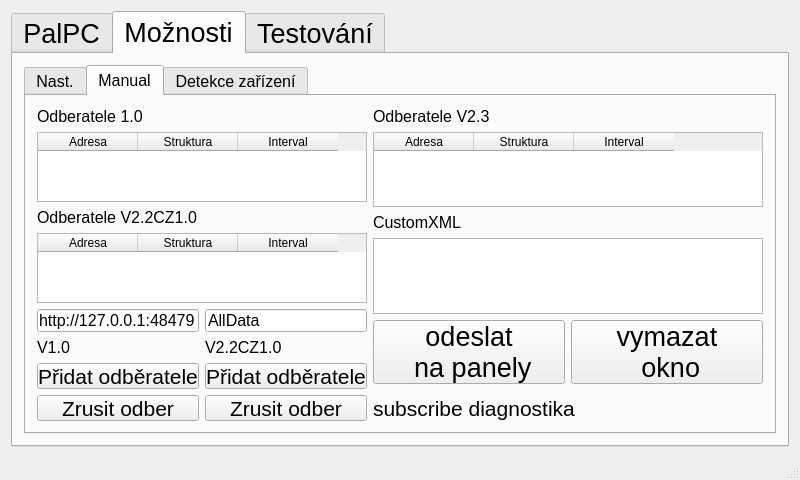
frutabruta/VDV301tester, file mainwindow.ui: the form before one commit.
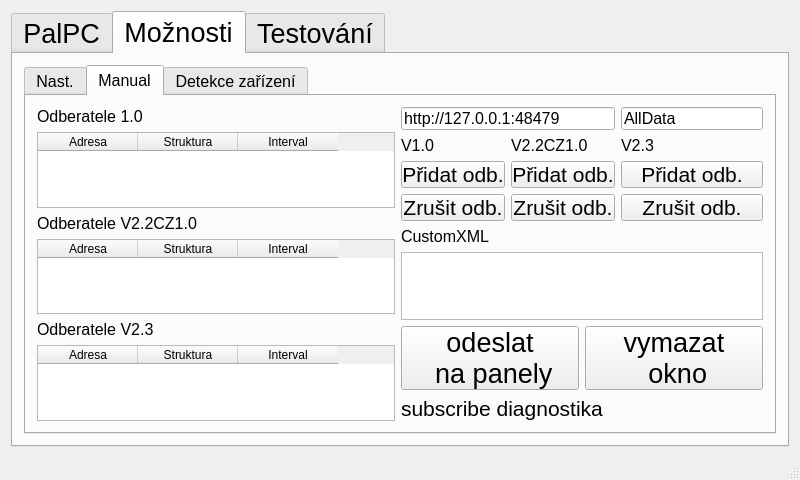
The form after the commit. The open tabs and pages were chosen to show the change.

Commit message: 2.3 subscriber manual add

```diff
--- a/mainwindow.ui
+++ b/mainwindow.ui
@@ -2934,192 +2934,123 @@
             <string>Manual</string>
            </attribute>
            <layout class="QGridLayout" name="gridLayout_8">
-            <item row="10" column="4">
-             <widget class="QLabel" name="label_diagnostika_manual">
-              <property name="font">
-               <font>
-                <pointsize>16</pointsize>
-               </font>
-              </property>
-              <property name="text">
-               <string>subscribe diagnostika</string>
-              </property>
-             </widget>
-            </item>
-            <item row="8" column="0" rowspan="3" colspan="3">
-             <layout class="QVBoxLayout" name="verticalLayout_11">
+            <item row="0" column="4">
+             <layout class="QVBoxLayout" name="verticalLayout_10">
               <item>
-               <widget class="QLabel" name="label_11">
-                <property name="text">
-                 <string>Odberatele 1.0</string>
-                </property>
-               </widget>
-              </item>
-              <item>
-               <widget class="QTableWidget" name="tableWidget_seznamOdberatelu1_0">
-                <column>
-                 <property name="text">
-                  <string>Adresa</string>
-                 </property>
-                </column>
-                <column>
-                 <property name="text">
-                  <string>Struktura</string>
-                 </property>
-                </column>
-                <column>
-                 <property name="text">
-                  <string>Interval</string>
-                 </property>
-                </column>
-               </widget>
-              </item>
-              <item>
-               <widget class="QLabel" name="label_15">
-                <property name="text">
-                 <string>Odberatele V2.2CZ1.0</string>
-                </property>
-               </widget>
-              </item>
-              <item>
-               <widget class="QTableWidget" name="tableWidget_seznamOdberatelu2_2CZ1_0">
-                <column>
-                 <property name="text">
-                  <string>Adresa</string>
-                 </property>
-                </column>
-                <column>
-                 <property name="text">
-                  <string>Struktura</string>
-                 </property>
-                </column>
-                <column>
-                 <property name="text">
-                  <string>Interval</string>
-                 </property>
-                </column>
-               </widget>
-              </item>
-              <item>
-               <layout class="QVBoxLayout" name="verticalLayout_10">
-                <item>
-                 <layout class="QGridLayout" name="gridLayout_7">
-                  <item row="3" column="1">
-                   <widget class="QPushButton" name="pushButton_manual_removeSubscriber_2">
-                    <property name="font">
-                     <font>
-                      <pointsize>16</pointsize>
-                     </font>
-                    </property>
-                    <property name="text">
-                     <string>Zrusit odber</string>
-                    </property>
-                   </widget>
-                  </item>
-                  <item row="1" column="0">
-                   <widget class="QLabel" name="label_13">
-                    <property name="text">
-                     <string>V1.0</string>
-                    </property>
-                   </widget>
-                  </item>
-                  <item row="1" column="1">
-                   <widget class="QLabel" name="label_14">
-                    <property name="text">
-                     <string>V2.2CZ1.0</string>
-                    </property>
-                   </widget>
-                  </item>
-                  <item row="3" column="0">
-                   <widget class="QPushButton" name="pushButton_manual_removeSubscriber">
-                    <property name="font">
-                     <font>
-                      <pointsize>16</pointsize>
-                     </font>
-                    </property>
-                    <property name="text">
-                     <string>Zrusit odber</string>
-                    </property>
-                   </widget>
-                  </item>
-                  <item row="2" column="0">
-                   <widget class="QPushButton" name="pushButton_manual_addsubscriber">
-                    <property name="font">
-                     <font>
-                      <pointsize>16</pointsize>
-                     </font>
-                    </property>
-                    <property name="text">
-                     <string>Přidat odběratele</string>
-                    </property>
-                   </widget>
-                  </item>
-                  <item row="2" column="1">
-                   <widget class="QPushButton" name="pushButton_manual_addsubscriber_2">
-                    <property name="font">
-                     <font>
-                      <pointsize>16</pointsize>
-                     </font>
-                    </property>
-                    <property name="text">
-                     <string>Přidat odběratele</string>
-                    </property>
-                   </widget>
-                  </item>
-                  <item row="0" column="1">
-                   <widget class="QLineEdit" name="lineEdit_strukturaOdberu">
-                    <property name="text">
-                     <string>AllData</string>
-                    </property>
-                   </widget>
-                  </item>
-                  <item row="0" column="0">
-                   <widget class="QLineEdit" name="lineEdit_ipadresaOdberatele">
-                    <property name="text">
-                     <string>http://127.0.0.1:48479</string>
-                    </property>
-                   </widget>
-                  </item>
-                 </layout>
+               <layout class="QGridLayout" name="gridLayout_7">
+                <item row="2" column="0">
+                 <widget class="QPushButton" name="pushButton_manual_addsubscriber">
+                  <property name="font">
+                   <font>
+                    <pointsize>16</pointsize>
+                   </font>
+                  </property>
+                  <property name="text">
+                   <string>Přidat odb.</string>
+                  </property>
+                 </widget>
+                </item>
+                <item row="3" column="1">
+                 <widget class="QPushButton" name="pushButton_manual_removeSubscriber_2">
+                  <property name="font">
+                   <font>
+                    <pointsize>16</pointsize>
+                   </font>
+                  </property>
+                  <property name="text">
+                   <string>Zrušit odb.</string>
+                  </property>
+                 </widget>
+                </item>
+                <item row="2" column="1">
+                 <widget class="QPushButton" name="pushButton_manual_addsubscriber_2">
+                  <property name="font">
+                   <font>
+                    <pointsize>16</pointsize>
+                   </font>
+                  </property>
+                  <property name="text">
+                   <string>Přidat odb.</string>
+                  </property>
+                 </widget>
+                </item>
+                <item row="3" column="0">
+                 <widget class="QPushButton" name="pushButton_manual_removeSubscriber">
+                  <property name="font">
+                   <font>
+                    <pointsize>16</pointsize>
+                   </font>
+                  </property>
+                  <property name="text">
+                   <string>Zrušit odb.</string>
+                  </property>
+                 </widget>
+                </item>
+                <item row="1" column="1">
+                 <widget class="QLabel" name="label_14">
+                  <property name="text">
+                   <string>V2.2CZ1.0</string>
+                  </property>
+                 </widget>
+                </item>
+                <item row="1" column="0">
+                 <widget class="QLabel" name="label_13">
+                  <property name="text">
+                   <string>V1.0</string>
+                  </property>
+                 </widget>
+                </item>
+                <item row="2" column="2">
+                 <widget class="QPushButton" name="pushButton_manual_addsubscriber_3">
+                  <property name="font">
+                   <font>
+                    <pointsize>16</pointsize>
+                   </font>
+                  </property>
+                  <property name="text">
+                   <string>Přidat odb.</string>
+                  </property>
+                 </widget>
+                </item>
+                <item row="3" column="2">
+                 <widget class="QPushButton" name="pushButton_manual_removeSubscriber_3">
+                  <property name="font">
+                   <font>
+                    <pointsize>16</pointsize>
+                   </font>
+                  </property>
+                  <property name="text">
+                   <string>Zrušit odb.</string>
+                  </property>
+                 </widget>
+                </item>
+                <item row="1" column="2">
+                 <widget class="QLabel" name="label">
+                  <property name="text">
+                   <string>V2.3</string>
+                  </property>
+                 </widget>
+                </item>
+                <item row="0" column="2">
+                 <widget class="QLineEdit" name="lineEdit_strukturaOdberu">
+                  <property name="text">
+                   <string>AllData</string>
+                  </property>
+                 </widget>
+                </item>
+                <item row="0" column="0" colspan="2">
+                 <widget class="QLineEdit" name="lineEdit_ipadresaOdberatele">
+                  <property name="text">
+                   <string>http://127.0.0.1:48479</string>
+                  </property>
+                 </widget>
                 </item>
                </layout>
               </item>
              </layout>
             </item>
-            <item row="8" column="4">
+            <item row="1" column="4">
              <layout class="QVBoxLayout" name="verticalLayout_28">
-              <item>
-               <widget class="QLabel" name="label_16">
-                <property name="text">
-                 <string>Odberatele V2.3</string>
-                </property>
-               </widget>
-              </item>
-              <item>
-               <widget class="QTableWidget" name="tableWidget_subscriberList2_3">
-                <attribute name="horizontalHeaderVisible">
-                 <bool>true</bool>
-                </attribute>
-                <attribute name="verticalHeaderVisible">
-                 <bool>false</bool>
-                </attribute>
-                <column>
-                 <property name="text">
-                  <string>Adresa</string>
-                 </property>
-                </column>
-                <column>
-                 <property name="text">
-                  <string>Struktura</string>
-                 </property>
-                </column>
-                <column>
-                 <property name="text">
-                  <string>Interval</string>
-                 </property>
-                </column>
-               </widget>
-              </item>
               <item>
                <widget class="QLabel" name="label_10">
                 <property name="text">
@@ -3166,6 +3097,106 @@
               </item>
              </layout>
             </item>
+            <item row="2" column="4">
+             <widget class="QLabel" name="label_diagnostika_manual">
+              <property name="font">
+               <font>
+                <pointsize>16</pointsize>
+               </font>
+              </property>
+              <property name="text">
+               <string>subscribe diagnostika</string>
+              </property>
+             </widget>
+            </item>
+            <item row="0" column="2" rowspan="3">
+             <layout class="QVBoxLayout" name="verticalLayout_11">
+              <item>
+               <widget class="QLabel" name="label_11">
+                <property name="text">
+                 <string>Odberatele 1.0</string>
+                </property>
+               </widget>
+              </item>
+              <item>
+               <widget class="QTableWidget" name="tableWidget_subscriberList1_0">
+                <column>
+                 <property name="text">
+                  <string>Adresa</string>
+                 </property>
+                </column>
+                <column>
+                 <property name="text">
+                  <string>Struktura</string>
+                 </property>
+                </column>
+                <column>
+                 <property name="text">
+                  <string>Interval</string>
+                 </property>
+                </column>
+               </widget>
+              </item>
+              <item>
+               <widget class="QLabel" name="label_15">
+                <property name="text">
+                 <string>Odberatele V2.2CZ1.0</string>
+                </property>
+               </widget>
+              </item>
+              <item>
+               <widget class="QTableWidget" name="tableWidget_subscriberList2_2CZ1_0">
+                <column>
+                 <property name="text">
+                  <string>Adresa</string>
+                 </property>
+                </column>
+                <column>
+                 <property name="text">
+                  <string>Struktura</string>
+                 </property>
+                </column>
+                <column>
+                 <property name="text">
+                  <string>Interval</string>
+                 </property>
+                </column>
+               </widget>
+              </item>
+              <item>
+               <widget class="QLabel" name="label_16">
+                <property name="text">
+                 <string>Odberatele V2.3</string>
+                </property>
+               </widget>
+              </item>
+              <item>
+               <widget class="QTableWidget" name="tableWidget_subscriberList2_3">
+                <attribute name="horizontalHeaderVisible">
+                 <bool>true</bool>
+                </attribute>
+                <attribute name="verticalHeaderVisible">
+                 <bool>false</bool>
+                </attribute>
+                <column>
+                 <property name="text">
+                  <string>Adresa</string>
+                 </property>
+                </column>
+                <column>
+                 <property name="text">
+                  <string>Struktura</string>
+                 </property>
+                </column>
+                <column>
+                 <property name="text">
+                  <string>Interval</string>
+                 </property>
+                </column>
+               </widget>
+              </item>
+             </layout>
+            </item>
            </layout>
           </widget>
           <widget class="QWidget" name="tab_moznosti_zarizeni">
```
Left out of the diff: 26 changed lines with no effect on the pictures. The commit also changes 7 other files.
